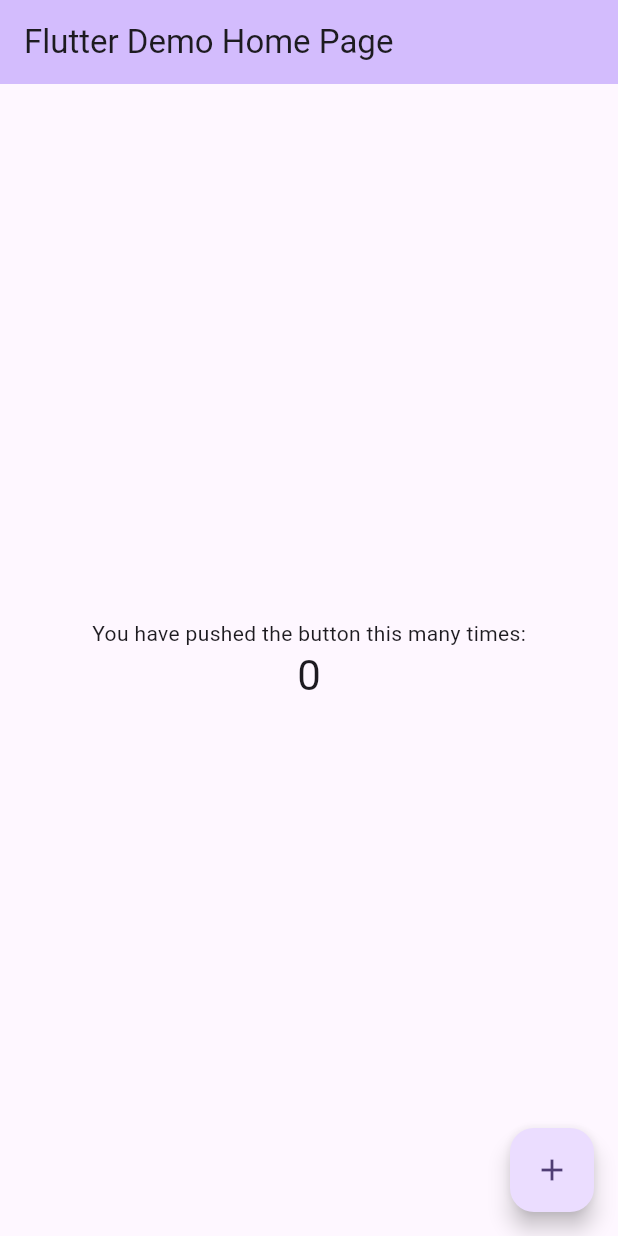
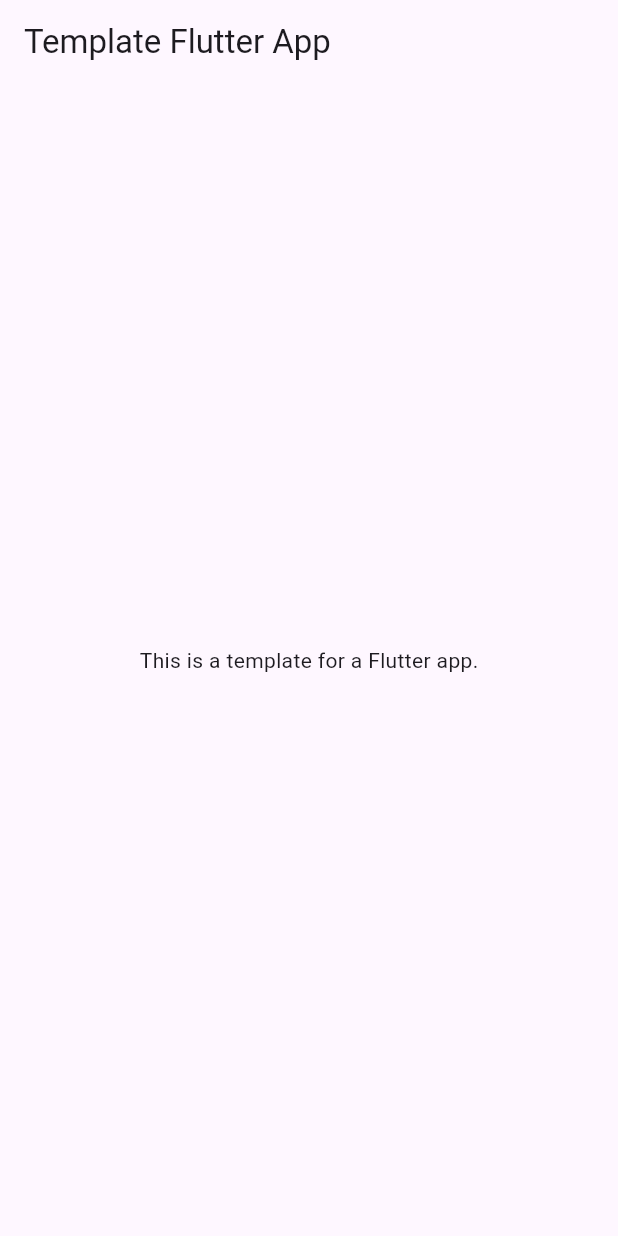
Before and after one commit to vasek-broz/template-flutter-app, a Flutter app: the screen it shows after launch, on a phone screen of 412 x 824 dp. Run offline on Flutter 3.47's test engine with Material 3 defaults, Android fonts, the phone set to English and light mode, and no system bars.

Commit message:
basic setup of main.dart

```diff
--- a/lib/main.dart
+++ b/lib/main.dart
@@ -1,125 +1,24 @@
 import 'package:flutter/material.dart';
 
 void main() {
-  runApp(const MyApp());
+  runApp(const TemplateFlutterApp());
 }
 
-class MyApp extends StatelessWidget {
-  const MyApp({super.key});
+class TemplateFlutterApp extends StatelessWidget {
+  const TemplateFlutterApp({super.key});
 
-  // This widget is the root of your application.
   @override
   Widget build(BuildContext context) {
     return MaterialApp(
-      title: 'Flutter Demo',
-      theme: ThemeData(
-        // This is the theme of your application.
-        //
-        // TRY THIS: Try running your application with "flutter run". You'll see
-        // the application has a purple toolbar. Then, without quitting the app,
-        // try changing the seedColor in the colorScheme below to Colors.green
-        // and then invoke "hot reload" (save your changes or press the "hot
-        // reload" button in a Flutter-supported IDE, or press "r" if you used
-        // the command line to start the app).
-        //
-        // Notice that the counter didn't reset back to zero; the application
-        // state is not lost during the reload. To reset the state, use hot
-        // restart instead.
-        //
-        // This works for code too, not just values: Most code changes can be
-        // tested with just a hot reload.
-        colorScheme: ColorScheme.fromSeed(seedColor: Colors.deepPurple),
-        useMaterial3: true,
+      title: 'Template Flutter App',
+      home: Scaffold(
+        appBar: AppBar(
+          title: const Text('Template Flutter App'),
+        ),
+        body: const Center(
+          child: Text('This is a template for a Flutter app.'),
+        ),
       ),
-      home: const MyHomePage(title: 'Flutter Demo Home Page'),
     );
   }
 }
-
-class MyHomePage extends StatefulWidget {
-  const MyHomePage({super.key, required this.title});
-
-  // This widget is the home page of your application. It is stateful, meaning
-  // that it has a State object (defined below) that contains fields that affect
-  // how it looks.
-
-  // This class is the configuration for the state. It holds the values (in this
-  // case the title) provided by the parent (in this case the App widget) and
-  // used by the build method of the State. Fields in a Widget subclass are
-  // always marked "final".
-
-  final String title;
-
-  @override
-  State<MyHomePage> createState() => _MyHomePageState();
-}
-
-class _MyHomePageState extends State<MyHomePage> {
-  int _counter = 0;
-
-  void _incrementCounter() {
-    setState(() {
-      // This call to setState tells the Flutter framework that something has
-      // changed in this State, which causes it to rerun the build method below
-      // so that the display can reflect the updated values. If we changed
-      // _counter without calling setState(), then the build method would not be
-      // called again, and so nothing would appear to happen.
-      _counter++;
-    });
-  }
-
-  @override
-  Widget build(BuildContext context) {
-    // This method is rerun every time setState is called, for instance as done
-    // by the _incrementCounter method above.
-    //
-    // The Flutter framework has been optimized to make rerunning build methods
-    // fast, so that you can just rebuild anything that needs updating rather
-    // than having to individually change instances of widgets.
-    return Scaffold(
-      appBar: AppBar(
-        // TRY THIS: Try changing the color here to a specific color (to
-        // Colors.amber, perhaps?) and trigger a hot reload to see the AppBar
-        // change color while the other colors stay the same.
-        backgroundColor: Theme.of(context).colorScheme.inversePrimary,
-        // Here we take the value from the MyHomePage object that was created by
-        // the App.build method, and use it to set our appbar title.
-        title: Text(widget.title),
-      ),
-      body: Center(
-        // Center is a layout widget. It takes a single child and positions it
-        // in the middle of the parent.
-        child: Column(
-          // Column is also a layout widget. It takes a list of children and
-          // arranges them vertically. By default, it sizes itself to fit its
-          // children horizontally, and tries to be as tall as its parent.
-          //
-          // Column has various properties to control how it sizes itself and
-          // how it positions its children. Here we use mainAxisAlignment to
-          // center the children vertically; the main axis here is the vertical
-          // axis because Columns are vertical (the cross axis would be
-          // horizontal).
-          //
-          // TRY THIS: Invoke "debug painting" (choose the "Toggle Debug Paint"
-          // action in the IDE, or press "p" in the console), to see the
-          // wireframe for each widget.
-          mainAxisAlignment: MainAxisAlignment.center,
-          children: <Widget>[
-            const Text(
-              'You have pushed the button this many times:',
-            ),
-            Text(
-              '$_counter',
-              style: Theme.of(context).textTheme.headlineMedium,
-            ),
-          ],
-        ),
-      ),
-      floatingActionButton: FloatingActionButton(
-        onPressed: _incrementCounter,
-        tooltip: 'Increment',
-        child: const Icon(Icons.add),
-      ), // This trailing comma makes auto-formatting nicer for build methods.
-    );
-  }
-}
```
